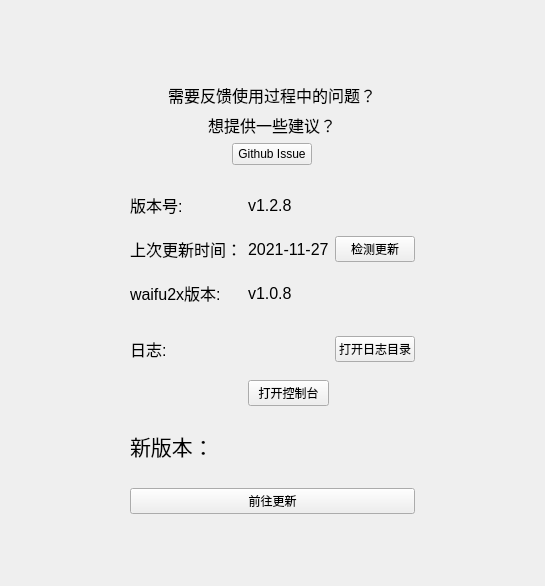
This is ui/ui_help.ui in tonquer/ehentai-qt as Qt 5 draws it before an edit. The edited form follows.
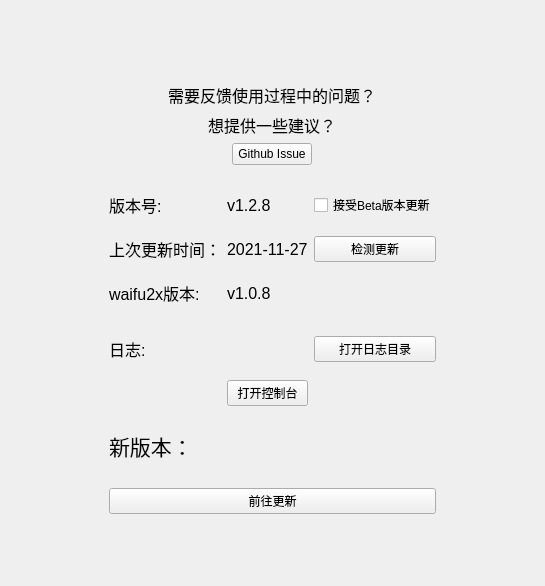
This is the edited form. Icons and pictures are not drawn. Custom widgets are drawn as their Qt base class.

```diff
--- a/ui/ui_help.ui
+++ b/ui/ui_help.ui
@@ -27,9 +27,9 @@
       <property name="geometry">
        <rect>
         <x>0</x>
-        <y>-46</y>
-        <width>512</width>
-        <height>612</height>
+        <y>0</y>
+        <width>508</width>
+        <height>632</height>
        </rect>
       </property>
       <layout class="QVBoxLayout" name="verticalLayout_3">
@@ -231,6 +231,13 @@
                  </property>
                 </widget>
                </item>
+               <item row="0" column="2">
+                <widget class="QCheckBox" name="preCheckBox">
+                 <property name="text">
+                  <string>接受Beta版本更新</string>
+                 </property>
+                </widget>
+               </item>
               </layout>
              </widget>
             </item>
```
